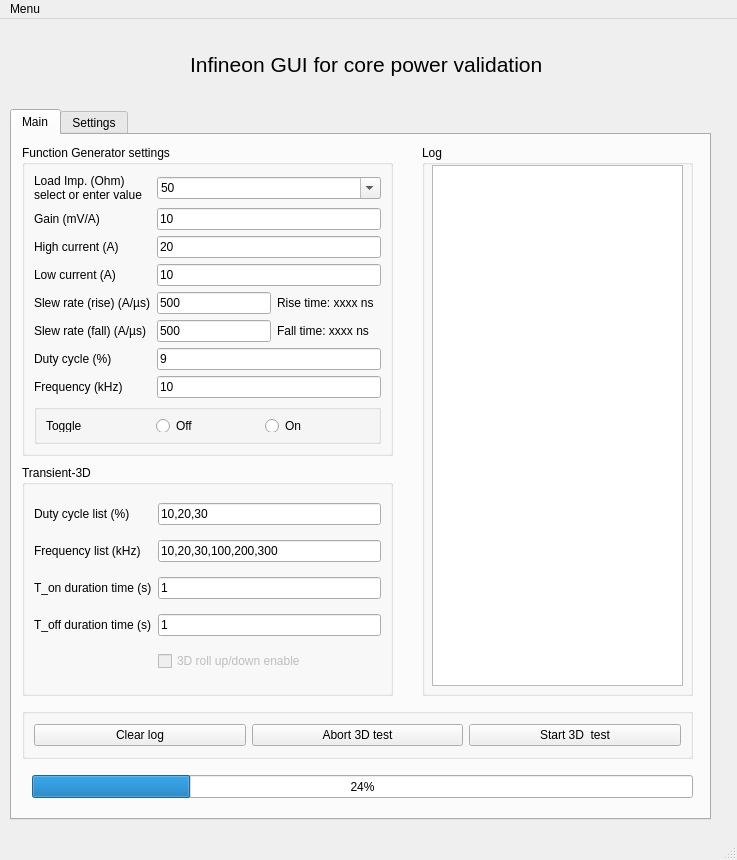
a9202507/ifx_gui_for_core_power_validation, file PySide6_Core_Power_Validation_ui.ui: the form before one commit.
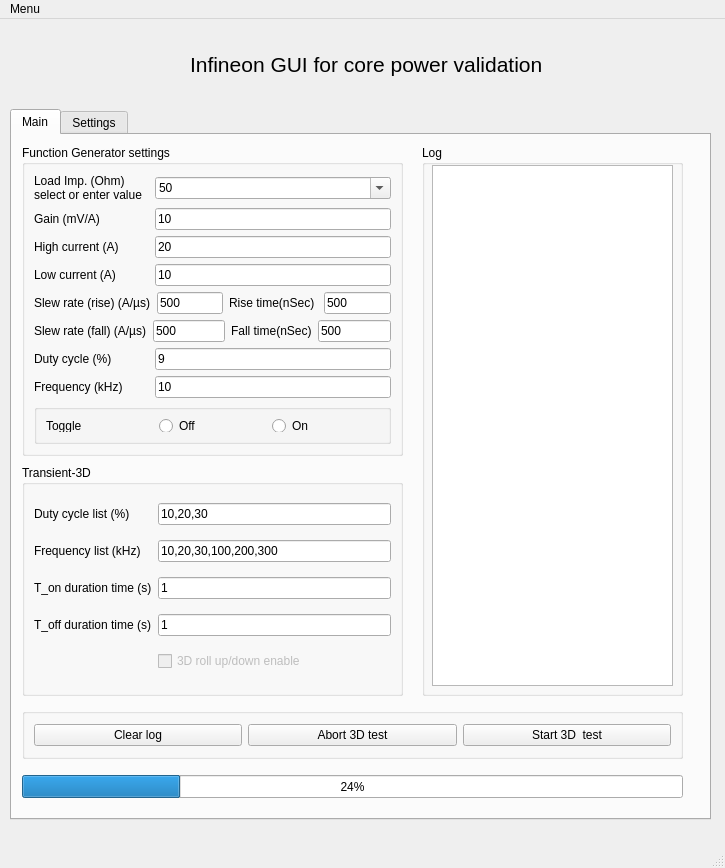
The form after the commit. The open tabs and pages were chosen to show the change. Icons and pictures are not drawn.

The edit to the form file:
```diff
--- a/PySide6_Core_Power_Validation_ui.ui
+++ b/PySide6_Core_Power_Validation_ui.ui
@@ -6,8 +6,8 @@
    <rect>
     <x>0</x>
     <y>0</y>
-    <width>737</width>
-    <height>860</height>
+    <width>725</width>
+    <height>868</height>
    </rect>
   </property>
   <property name="windowTitle">
@@ -77,7 +77,7 @@
        <rect>
         <x>10</x>
         <y>330</y>
-        <width>371</width>
+        <width>381</width>
         <height>231</height>
        </rect>
       </property>
@@ -156,7 +156,7 @@
      <widget class="QProgressBar" name="progressBar">
       <property name="geometry">
        <rect>
-        <x>20</x>
+        <x>10</x>
         <y>640</y>
         <width>661</width>
         <height>23</height>
@@ -171,7 +171,7 @@
        <rect>
         <x>10</x>
         <y>10</y>
-        <width>371</width>
+        <width>381</width>
         <height>311</height>
        </rect>
       </property>
@@ -179,6 +179,20 @@
        <string>Function Generator settings</string>
       </property>
       <layout class="QGridLayout" name="gridLayout_2">
+       <item row="8" column="1" colspan="2">
+        <widget class="QLineEdit" name="lineEdit_8">
+         <property name="text">
+          <string>10</string>
+         </property>
+        </widget>
+       </item>
+       <item row="7" column="1" colspan="2">
+        <widget class="QLineEdit" name="lineEdit_5">
+         <property name="text">
+          <string>9</string>
+         </property>
+        </widget>
+       </item>
        <item row="0" column="0">
         <widget class="QLabel" name="label_25">
          <property name="text">
@@ -194,73 +208,92 @@
          </property>
         </widget>
        </item>
-       <item row="2" column="0">
-        <widget class="QLabel" name="label_18">
+       <item row="8" column="0">
+        <widget class="QLabel" name="label_7">
          <property name="text">
-          <string>High current (A)</string>
+          <string>Frequency (kHz)</string>
          </property>
         </widget>
        </item>
-       <item row="3" column="0">
-        <widget class="QLabel" name="label">
+       <item row="9" column="0" colspan="3">
+        <widget class="QGroupBox" name="groupBox_6">
+         <property name="title">
+          <string/>
+         </property>
+         <layout class="QHBoxLayout" name="horizontalLayout">
+          <item>
+           <widget class="QLabel" name="label_12">
          <property name="text">
-          <string>Low current (A)</string>
+             <string>Toggle</string>
          </property>
         </widget>
        </item>
-       <item row="4" column="0">
+          <item>
+           <widget class="QRadioButton" name="radioButton_2">
+            <property name="text">
+             <string>Off</string>
+            </property>
+           </widget>
+          </item>
+          <item>
+           <widget class="QRadioButton" name="radioButton">
+            <property name="text">
+             <string>On</string>
+            </property>
+           </widget>
+          </item>
+         </layout>
+        </widget>
+       </item>
+       <item row="5" column="0" colspan="3">
+        <layout class="QHBoxLayout" name="horizontalLayout_2">
+         <item>
         <widget class="QLabel" name="label_6">
          <property name="text">
           <string>Slew rate (rise) (A/µs)</string>
          </property>
         </widget>
        </item>
-       <item row="4" column="1">
+         <item>
         <widget class="QLineEdit" name="lineEdit_6">
          <property name="text">
           <string>500</string>
          </property>
-        </widget>
-       </item>
-       <item row="4" column="2">
+           <property name="maxLength">
+            <number>8</number>
+           </property>
+          </widget>
+         </item>
+         <item>
         <widget class="QLabel" name="label_26">
          <property name="text">
-          <string>Rise time: xxxx ns  </string>
+            <string>Rise time(nSec) </string>
          </property>
         </widget>
        </item>
-       <item row="5" column="0">
-        <widget class="QLabel" name="label_4">
-         <property name="text">
-          <string>Slew rate (fall) (A/µs)</string>
-         </property>
-        </widget>
-       </item>
-       <item row="5" column="1">
-        <widget class="QLineEdit" name="lineEdit_4">
+         <item>
+          <widget class="QLineEdit" name="lineEdit_9">
          <property name="text">
           <string>500</string>
          </property>
-        </widget>
-       </item>
-       <item row="5" column="2">
-        <widget class="QLabel" name="label_27">
-         <property name="text">
-          <string>Fall time: xxxx ns</string>
+           <property name="maxLength">
+            <number>8</number>
          </property>
         </widget>
        </item>
-       <item row="6" column="0">
+        </layout>
+       </item>
+       <item row="7" column="0">
         <widget class="QLabel" name="label_5">
          <property name="text">
           <string>Duty cycle (%)</string>
          </property>
         </widget>
        </item>
-       <item row="7" column="0">
-        <widget class="QLabel" name="label_7">
+       <item row="3" column="0">
+        <widget class="QLabel" name="label_18">
          <property name="text">
-          <string>Frequency (kHz)</string>
+          <string>High current (A)</string>
          </property>
         </widget>
        </item>
@@ -281,6 +314,13 @@
          </item>
         </widget>
        </item>
+       <item row="4" column="0">
+        <widget class="QLabel" name="label">
+         <property name="text">
+          <string>Low current (A)</string>
+         </property>
+        </widget>
+       </item>
        <item row="1" column="1" colspan="2">
         <widget class="QLineEdit" name="lineEdit_17">
          <property name="text">
@@ -288,63 +328,57 @@
          </property>
         </widget>
        </item>
-       <item row="2" column="1" colspan="2">
+       <item row="3" column="1" colspan="2">
         <widget class="QLineEdit" name="lineEdit_16">
          <property name="text">
           <string>20</string>
          </property>
         </widget>
        </item>
-       <item row="3" column="1" colspan="2">
+       <item row="4" column="1" colspan="2">
         <widget class="QLineEdit" name="lineEdit">
          <property name="text">
           <string>10</string>
          </property>
         </widget>
        </item>
-       <item row="6" column="1" colspan="2">
-        <widget class="QLineEdit" name="lineEdit_5">
+       <item row="6" column="0" colspan="3">
+        <layout class="QHBoxLayout" name="horizontalLayout_3">
+         <item>
+          <widget class="QLabel" name="label_4">
          <property name="text">
-          <string>9</string>
+            <string>Slew rate (fall) (A/µs)</string>
          </property>
         </widget>
        </item>
-       <item row="7" column="1" colspan="2">
-        <widget class="QLineEdit" name="lineEdit_8">
-         <property name="text">
-          <string>10</string>
-         </property>
-        </widget>
-       </item>
-       <item row="8" column="0" colspan="3">
-        <widget class="QGroupBox" name="groupBox_6">
-         <property name="title">
-          <string/>
-         </property>
-         <layout class="QHBoxLayout" name="horizontalLayout">
           <item>
-           <widget class="QLabel" name="label_12">
+          <widget class="QLineEdit" name="lineEdit_4">
             <property name="text">
-             <string>Toggle</string>
-            </property>
+            <string>500</string>
+           </property>
+           <property name="maxLength">
+            <number>8</number>
+           </property>
            </widget>
           </item>
           <item>
-           <widget class="QRadioButton" name="radioButton_2">
+          <widget class="QLabel" name="label_27">
             <property name="text">
-             <string>Off</string>
+            <string>Fall time(nSec)</string>
             </property>
            </widget>
           </item>
           <item>
-           <widget class="QRadioButton" name="radioButton">
+          <widget class="QLineEdit" name="lineEdit_10">
             <property name="text">
-             <string>On</string>
+            <string>500</string>
+           </property>
+           <property name="maxLength">
+            <number>8</number>
             </property>
            </widget>
           </item>
          </layout>
-        </widget>
        </item>
       </layout>
      </widget>
@@ -353,7 +387,7 @@
        <rect>
         <x>10</x>
         <y>573</y>
-        <width>671</width>
+        <width>661</width>
         <height>51</height>
        </rect>
       </property>
@@ -398,7 +432,7 @@
        <rect>
         <x>410</x>
         <y>10</y>
-        <width>271</width>
+        <width>261</width>
         <height>551</height>
        </rect>
       </property>
@@ -410,7 +444,7 @@
         <rect>
          <x>10</x>
          <y>20</y>
-         <width>251</width>
+         <width>241</width>
          <height>521</height>
         </rect>
        </property>
@@ -925,7 +959,7 @@
     <rect>
      <x>0</x>
      <y>0</y>
-     <width>737</width>
+     <width>725</width>
      <height>22</height>
     </rect>
    </property>
```
Left out of the diff: 14 changed lines with no effect on the pictures. Lines whose indentation alone changed are shown as unchanged.
